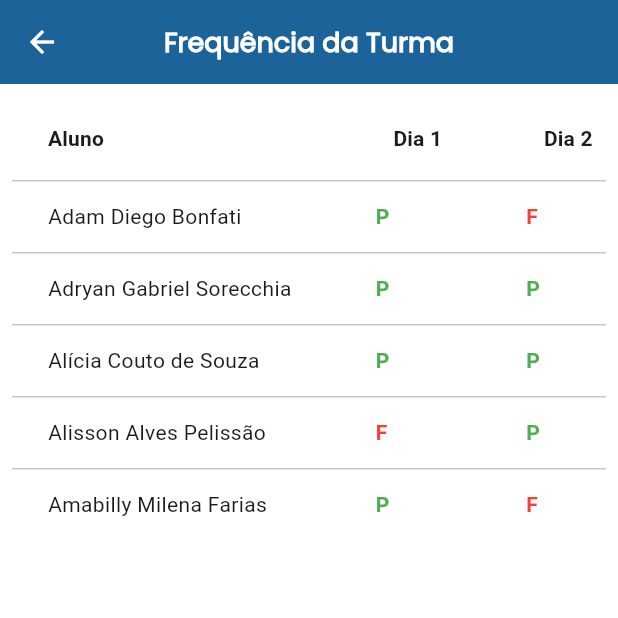
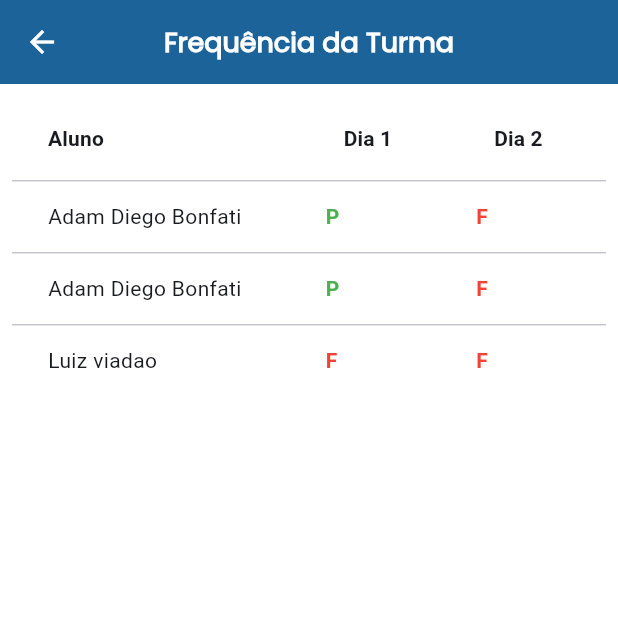
Before and after one commit to Luizgustavoo/taskscore, a Flutter app: the FrequencyView screen opened by its route, on a phone screen of 412 x 824 dp, the top half of it. Run offline on Flutter 3.47's test engine with Material 3 defaults, Android fonts, the light colour scheme and no system bars; our stand-ins replace flutter_speed_dial, get, get_storage, pdf, share_plus, shimmer; accounts and stored records are empty.

Commit message:
list frequency

```diff
--- a/lib/app/data/controllers/frequency_controller.dart
+++ b/lib/app/data/controllers/frequency_controller.dart
@@ -8,33 +8,55 @@ class FrequencyController extends GetxController {
   String? idHorario;
   String? idOficina;
   String? numeroAula;
-  var students = [
-    {
-      'name': 'Adam Diego Bonfati',
-      'attendance': ['P', 'F', 'P', 'P', 'P']
-    },
-    {
-      'name': 'Adryan Gabriel Sorecchia',
-      'attendance': ['P', 'P', 'P', 'F', 'P']
-    },
-    {
-      'name': 'Alícia Couto de Souza',
-      'attendance': ['P', 'P', 'P', 'P', 'P']
-    },
-    {
-      'name': 'Alisson Alves Pelissão',
-      'attendance': ['F', 'P', 'P', 'P', 'P']
-    },
-    {
-      'name': 'Amabilly Milena Farias',
-      'attendance': ['P', 'F', 'P', 'P', 'P']
-    },
+
+  List<Student> students = [
+    Student(
+      name: 'Adam Diego Bonfati',
+      dia01: 'P',
+      dia02: 'F',
+      dia03: 'F',
+      dia04: 'P',
+      dia05: 'P',
+    ),
+
+    Student(
+      name: 'Adam Diego Bonfati',
+      dia01: 'P',
+      dia02: 'F',
+      dia03: 'F',
+      dia04: 'P',
+      dia05: 'P',
+    ),
+
+    Student(
+      name: 'Luiz viadao',
+      dia01: 'F',
+      dia02: 'F',
+      dia03: 'F',
+      dia04: 'P',
+      dia05: 'P',
+    ),
+
     // Adicione mais alunos fictícios
   ].obs;
 
   // Função para obter frequência de um aluno por índice
-  int get numberOfDays =>
-      (students.isNotEmpty && students[0]['attendance'] != null)
-          ? (students[0]['attendance'] as List).length
-          : 0;
+  int get numberOfDays => (students.isNotEmpty) ? 5 : 0;
 }
+
+class Student {
+  String? name;
+  dynamic dia01;
+  dynamic dia02;
+  dynamic dia03;
+  dynamic dia04;
+  dynamic dia05;
+  Student({
+    this.name,
+    this.dia01,
+    this.dia02,
+    this.dia03,
+    this.dia04,
+    this.dia05,
+  });
+}
--- a/lib/app/modules/frequency/frequency_view.dart
+++ b/lib/app/modules/frequency/frequency_view.dart
@@ -56,8 +56,15 @@ class FrequencyView extends GetView<FrequencyController> {
   // Constrói as linhas da DataTable (primeira célula será o nome, as demais serão P ou F)
   List<DataRow> _buildRows(FrequencyController controller) {
     return controller.students.map((student) {
-      final String name = student['name'] as String;
-      final List<String> attendance = student['attendance'] as List<String>;
+      final String name = student.name as String;
+      final List<String> attendance = [
+        student.dia01 as String,
+        student.dia02 as String,
+        student.dia03 as String,
+        student.dia04 as String,
+        student.dia05 as String,
+        // Adicione mais dias conforme necessário
+      ];
 
       List<DataCell> cells = [
         DataCell(Text(name)),
```
